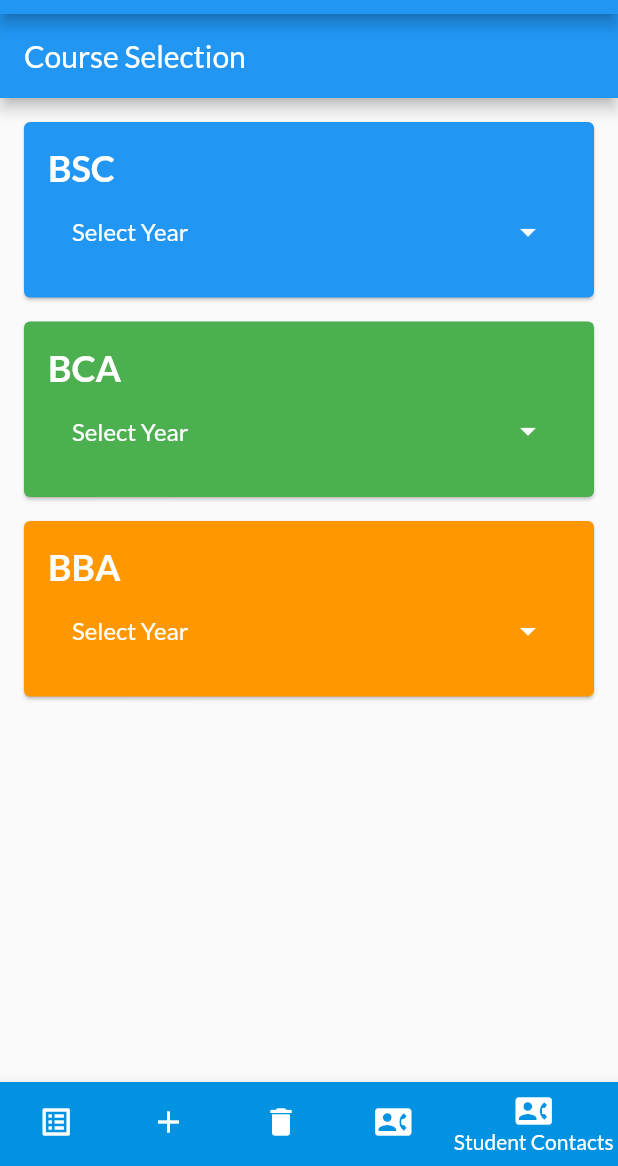
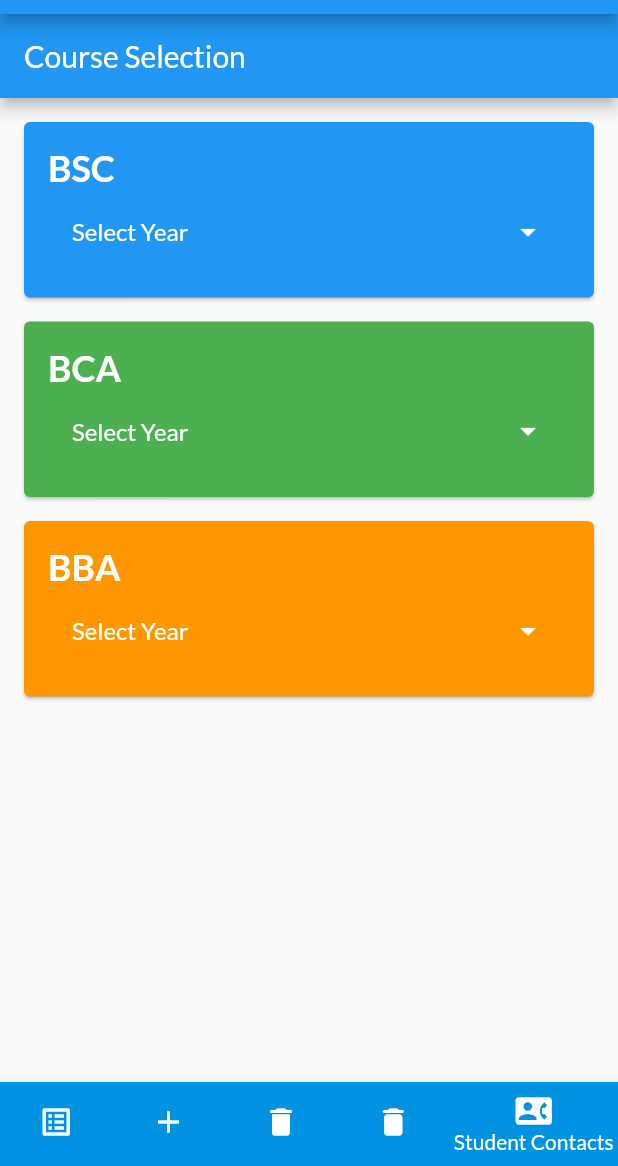
Before and after one commit to RakeshKumarSenapati/Staff_task_management, a Flutter app: the HomeNav screen opened directly, item 5 of the bottom bar chosen, on a phone screen of 412 x 824 dp, the part 70-1236 px from its top. Run offline on Flutter 3.47's test engine with Material 2 defaults, Android fonts, the light colour scheme and no system bars; our stand-ins replace flutter_svg, fluttertoast, google_fonts, month_picker_dialog, shared_preferences; missing offline and left inert: flutter_phone_direct_caller, qr_code_scanner; accounts and stored records are empty; network calls fail.

Commit message:
admin nav

```diff
--- a/lib/admin_home.dart
+++ b/lib/admin_home.dart
@@ -80,8 +80,8 @@ class _HomeNavState extends State<HomeNav> {
                 label: 'Delete Staff',
                 backgroundColor:Color.fromARGB(255, 255, 0, 0)),
             BottomNavigationBarItem(
-                icon: Icon(Icons.contact_phone),
-                label: 'Student Contacts',
+                icon: Icon(Icons.delete_rounded),
+                label: 'Delete Work',
                 backgroundColor:Color.fromARGB(255, 226, 72, 1)),
             BottomNavigationBarItem(
                 icon: Icon(Icons.contact_phone),
```
